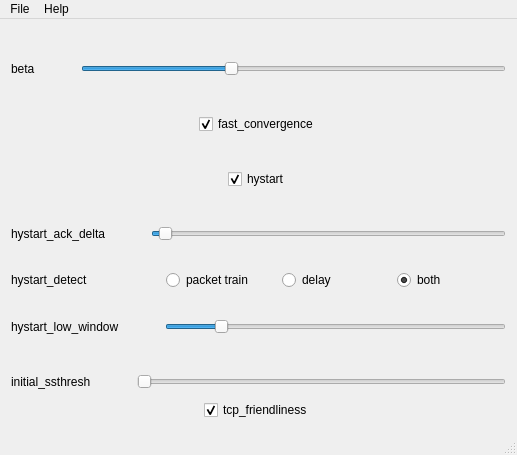
Before: the Qt Designer form gui/SlidersOfEvil/mainwindow.ui in Gasparila/TCPTuner, drawn with Qt 5.
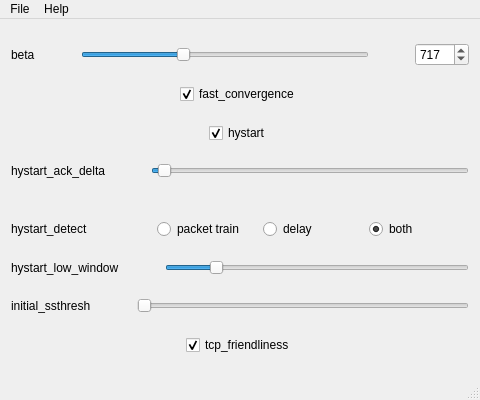
After: the same form once the commit is applied.

Commit message: Added a spin box for beta

```diff
--- a/gui/SlidersOfEvil/mainwindow.ui
+++ b/gui/SlidersOfEvil/mainwindow.ui
@@ -6,8 +6,8 @@
    <rect>
     <x>0</x>
     <y>0</y>
-    <width>517</width>
-    <height>455</height>
+    <width>480</width>
+    <height>400</height>
    </rect>
   </property>
   <property name="sizePolicy">
@@ -26,8 +26,6 @@
    <string>TCPvil Sliders of Evil</string>
   </property>
   <widget class="QWidget" name="centralWidget">
-   <layout class="QGridLayout" name="gridLayout">
-    <item row="0" column="0">
      <layout class="QVBoxLayout" name="verticalLayout">
       <item>
        <spacer name="verticalSpacer">
@@ -37,7 +35,7 @@
         <property name="sizeHint" stdset="0">
          <size>
           <width>20</width>
-          <height>40</height>
+        <height>7</height>
          </size>
         </property>
        </spacer>
@@ -89,6 +87,35 @@
           </property>
          </widget>
         </item>
+      <item>
+       <spacer name="spacer_beta_2">
+        <property name="orientation">
+         <enum>Qt::Horizontal</enum>
+        </property>
+        <property name="sizeType">
+         <enum>QSizePolicy::Minimum</enum>
+        </property>
+        <property name="sizeHint" stdset="0">
+         <size>
+          <width>40</width>
+          <height>20</height>
+         </size>
+        </property>
+       </spacer>
+      </item>
+      <item>
+       <widget class="QSpinBox" name="beta_value">
+        <property name="minimum">
+         <number>1</number>
+        </property>
+        <property name="maximum">
+         <number>2048</number>
+        </property>
+        <property name="value">
+         <number>717</number>
+        </property>
+       </widget>
+      </item>
        </layout>
       </item>
       <item>
@@ -99,7 +126,7 @@
         <property name="sizeHint" stdset="0">
          <size>
           <width>20</width>
-          <height>40</height>
+        <height>9</height>
          </size>
         </property>
        </spacer>
@@ -158,7 +185,7 @@
         <property name="sizeHint" stdset="0">
          <size>
           <width>20</width>
-          <height>40</height>
+        <height>7</height>
          </size>
         </property>
        </spacer>
@@ -217,7 +244,7 @@
         <property name="sizeHint" stdset="0">
          <size>
           <width>20</width>
-          <height>40</height>
+        <height>7</height>
          </size>
         </property>
        </spacer>
@@ -352,7 +379,7 @@
         <property name="sizeHint" stdset="0">
          <size>
           <width>17</width>
-          <height>32</height>
+        <height>0</height>
          </size>
         </property>
        </spacer>
@@ -414,7 +441,7 @@
         <property name="sizeHint" stdset="0">
          <size>
           <width>20</width>
-          <height>40</height>
+        <height>7</height>
          </size>
         </property>
        </spacer>
@@ -476,7 +503,7 @@
         <property name="sizeHint" stdset="0">
          <size>
           <width>13</width>
-          <height>13</height>
+        <height>0</height>
          </size>
         </property>
        </spacer>
@@ -535,12 +562,10 @@
         <property name="sizeHint" stdset="0">
          <size>
           <width>13</width>
-          <height>13</height>
+        <height>0</height>
          </size>
         </property>
        </spacer>
-      </item>
-     </layout>
     </item>
    </layout>
   </widget>
@@ -549,7 +574,7 @@
     <rect>
      <x>0</x>
      <y>0</y>
-     <width>517</width>
+     <width>480</width>
      <height>21</height>
     </rect>
    </property>
```
Left out of the diff: 37 changed lines with no effect on the pictures. Lines whose indentation alone changed are shown as unchanged.
